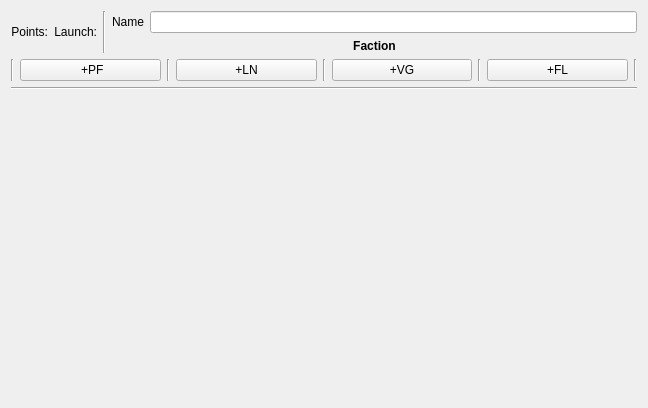
Before: the Qt Designer form QFleet/Fleetbuilder/qflw_list.ui in RexOdonata/QFleet, drawn with Qt 5.
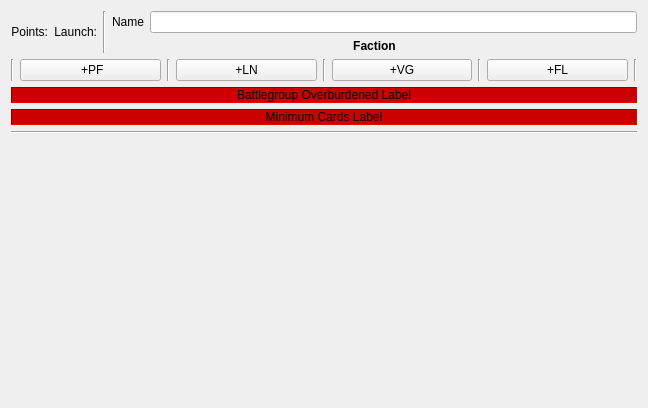
After: the same form once the commit is applied.

Commit message: warning labels, validation, load error catching and duplication, probably something else too

```diff
--- a/QFleet/Fleetbuilder/qflw_list.ui
+++ b/QFleet/Fleetbuilder/qflw_list.ui
@@ -179,6 +179,48 @@
        </item>
       </layout>
      </item>
+     <item>
+      <layout class="QVBoxLayout" name="verticalLayout_2">
+       <item>
+        <widget class="QLabel" name="cardOverweightWarnLabel">
+         <property name="styleSheet">
+          <string notr="true">background-color:rgb(204, 0, 0)</string>
+         </property>
+         <property name="frameShape">
+          <enum>QFrame::Panel</enum>
+         </property>
+         <property name="frameShadow">
+          <enum>QFrame::Sunken</enum>
+         </property>
+         <property name="text">
+          <string>Battlegroup Overburdened Label</string>
+         </property>
+         <property name="alignment">
+          <set>Qt::AlignCenter</set>
+         </property>
+        </widget>
+       </item>
+       <item>
+        <widget class="QLabel" name="minCardsWarnLabel">
+         <property name="styleSheet">
+          <string notr="true">background-color:rgb(204, 0, 0)</string>
+         </property>
+         <property name="frameShape">
+          <enum>QFrame::Panel</enum>
+         </property>
+         <property name="frameShadow">
+          <enum>QFrame::Sunken</enum>
+         </property>
+         <property name="text">
+          <string>Minimum Cards Label</string>
+         </property>
+         <property name="alignment">
+          <set>Qt::AlignCenter</set>
+         </property>
+        </widget>
+       </item>
+      </layout>
+     </item>
      <item>
       <widget class="Line" name="line_7">
        <property name="orientation">
```
The commit also changes 23 other files.
